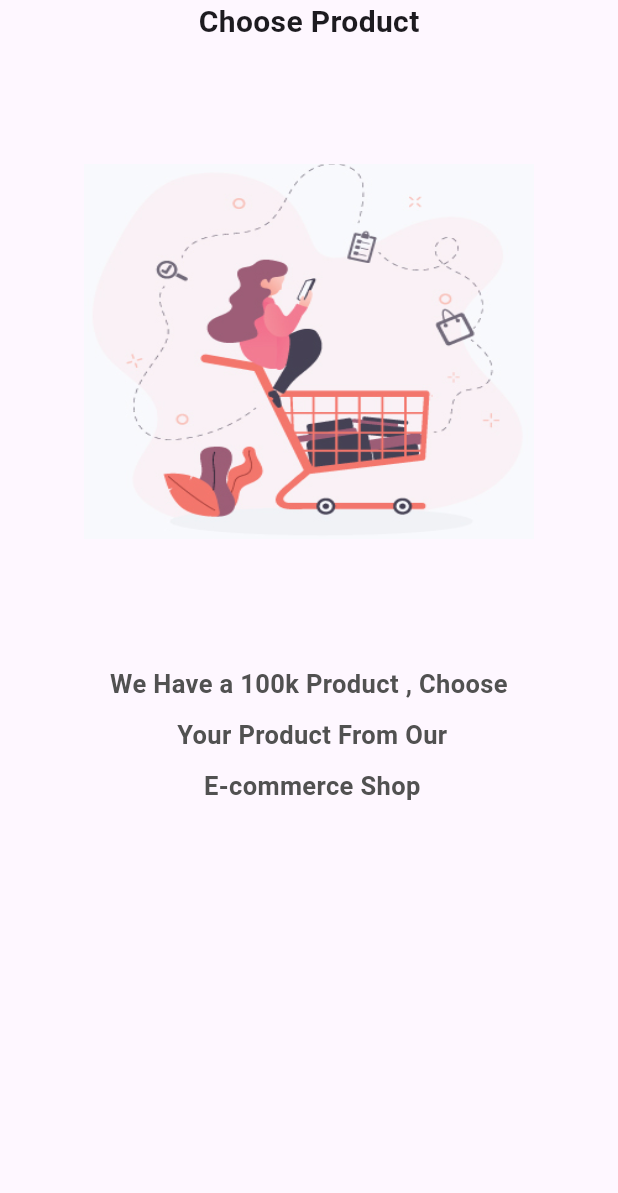
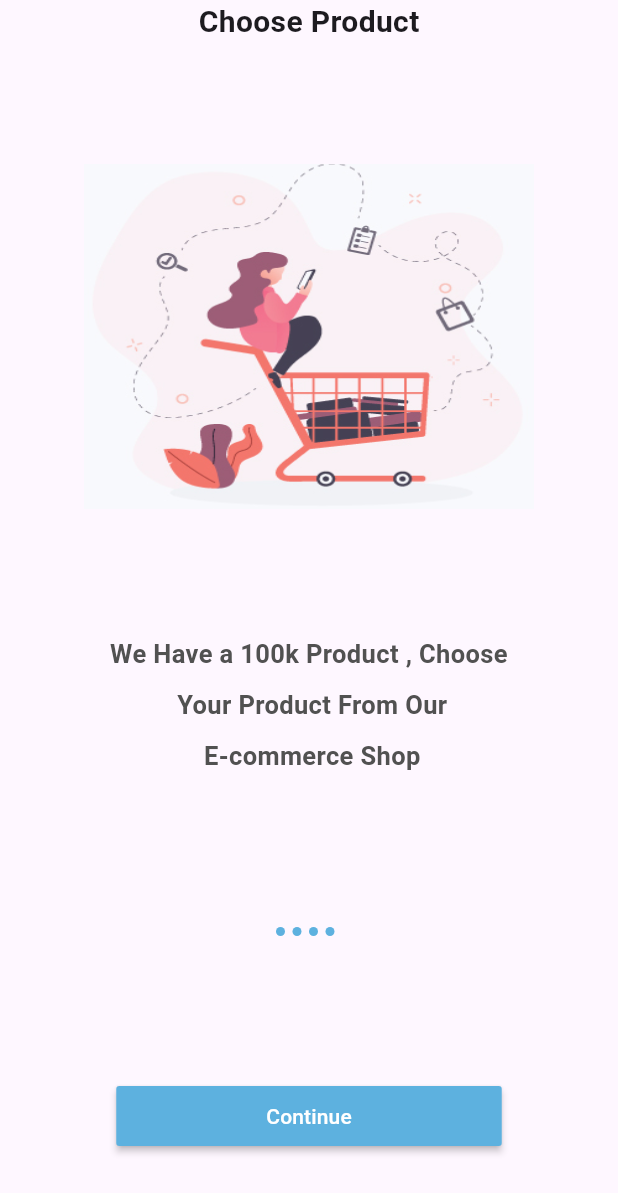
Before and after one commit to Assil28/K_mandi-, a Flutter app: the screen it shows after launch, on a phone screen of 412 x 824 dp. Shown: the top 1193 px of the screen. Run offline on Flutter 3.47's test engine with Material 3 defaults, Android fonts, the phone set to English and light mode, and no system bars; our stand-ins replace get; project files that could hold a hidden picture were left out.

Commit message:
separate onboarding view composants

```diff
--- a/lib/core/constant/color.dart
+++ b/lib/core/constant/color.dart
@@ -2,4 +2,6 @@
 
 class AppColor{
   static const Color grey = Color(0xff515151);
+    static const Color primaryColor = Color(0xff5DB1DF);
+
 }
--- a/lib/view/screen/onboarding.dart
+++ b/lib/view/screen/onboarding.dart
@@ -1,45 +1,33 @@
 import 'package:flutter/material.dart';
 import 'package:k_mandi/core/constant/color.dart';
 import 'package:k_mandi/data/datasource/static/static.dart';
+import 'package:k_mandi/view/widget/onboarding/custombutton.dart';
+import 'package:k_mandi/view/widget/onboarding/customslider.dart';
+import 'package:k_mandi/view/widget/onboarding/dotcontroller.dart';
 
 class OnBoarding extends StatelessWidget {
   const OnBoarding({super.key});
 
   @override
   Widget build(BuildContext context) {
-    return Scaffold(
+    return const Scaffold(
         body: SafeArea(
-      child: PageView.builder(
-          itemCount: onBoardingList.length,
-          itemBuilder: (context, i) => Column(
-                children: [
-                  Text(
-                    onBoardingList[i].title!,
-                    style: const TextStyle(
-                        fontWeight: FontWeight.bold, fontSize: 20),
-                  ),
-                  const SizedBox(
-                    height: 80,
-                  ),
-                  Image.asset(onBoardingList[i].image!,width: 300,height: 250, fit: BoxFit.fill,),
-                  const SizedBox(
-                    height: 80,
-                  ),
-                  Container(
-                    width: double.infinity,
-                    alignment: Alignment.center,
-                    child: Text(
-                      onBoardingList[i].body!,
-                      textAlign: TextAlign.center,
-                      style: const TextStyle(
-                          height: 2,
-                          color: AppColor.grey,
-                          fontWeight: FontWeight.bold,fontSize: 17,
-                          ),
-                    ),
-                  ),
-                ],
-              )),
-    ));
+            child: Column(
+      children: [
+        Expanded(
+          flex: 3,
+          child: CustomSliderOnBoarding(),
+        ),
+        Expanded(
+            flex: 1,
+            child: Column(
+              children: [
+                 CustomDotControllerOnBoarding(),
+                 Spacer(flex: 2,),
+                 CustomButtonOnBoarding(),
+              ],
+            ))
+      ],
+    )));
   }
 }
--- /dev/null
+++ b/lib/view/widget/onboarding/custombutton.dart
@@ -0,0 +1,23 @@
+import 'package:flutter/material.dart';
+import 'package:k_mandi/core/constant/color.dart';
+
+class CustomButtonOnBoarding extends StatelessWidget {
+  const CustomButtonOnBoarding({super.key});
+
+  @override
+  Widget build(BuildContext context) {
+    return  Container(
+                  margin: const EdgeInsets.only(bottom: 60),
+                  height: 40,
+                  child: MaterialButton(
+                    padding:const  EdgeInsets.symmetric(horizontal: 100, vertical: 0),
+                    onPressed: () {},
+                    textColor: Colors.white,
+                    color: AppColor.primaryColor,
+                    child: const Text(
+                      "Continue",
+                    ),
+                  ),
+                );
+  }
+}
--- /dev/null
+++ b/lib/view/widget/onboarding/customslider.dart
@@ -0,0 +1,48 @@
+import 'package:flutter/material.dart';
+import 'package:k_mandi/core/constant/color.dart';
+import 'package:k_mandi/data/datasource/static/static.dart';
+
+class CustomSliderOnBoarding extends StatelessWidget {
+  const CustomSliderOnBoarding({super.key});
+
+  @override
+  Widget build(BuildContext context) {
+    return  PageView.builder(
+              itemCount: onBoardingList.length,
+              itemBuilder: (context, i) => Column(
+                    children: [
+                      Text(
+                        onBoardingList[i].title!,
+                        style: const TextStyle(
+                            fontWeight: FontWeight.bold, fontSize: 20),
+                      ),
+                      const SizedBox(
+                        height: 80,
+                      ),
+                      Image.asset(
+                        onBoardingList[i].image!,
+                        width: 300,
+                        height: 230,
+                        fit: BoxFit.fill,
+                      ),
+                      const SizedBox(
+                        height: 80,
+                      ),
+                      Container(
+                        width: double.infinity,
+                        alignment: Alignment.center,
+                        child: Text(
+                          onBoardingList[i].body!,
+                          textAlign: TextAlign.center,
+                          style: const TextStyle(
+                            height: 2,
+                            color: AppColor.grey,
+                            fontWeight: FontWeight.bold,
+                            fontSize: 17,
+                          ),
+                        ),
+                      ),
+                    ],
+                  ));
+  }
+}
--- /dev/null
+++ b/lib/view/widget/onboarding/dotcontroller.dart
@@ -0,0 +1,30 @@
+import 'package:flutter/material.dart';
+import 'package:k_mandi/core/constant/color.dart';
+import 'package:k_mandi/data/datasource/static/static.dart';
+
+class CustomDotControllerOnBoarding extends StatelessWidget {
+  const CustomDotControllerOnBoarding({super.key});
+
+  @override
+  Widget build(BuildContext context) {
+    return Row(
+                  mainAxisAlignment: MainAxisAlignment.center,
+                  children: [
+                    ...List.generate(
+                        onBoardingList.length,
+                        (index) => AnimatedContainer(
+                              margin: const EdgeInsets.only(right: 5),
+                              duration: const Duration(
+                                milliseconds: 900,
+                              ),
+                              width: 6,
+                              height: 6,
+                              decoration: BoxDecoration(
+                                color: AppColor.primaryColor,
+                                borderRadius: BorderRadius.circular(10),
+                              ),
+                            ))
+                  ],
+                );
+  }
+}
```
